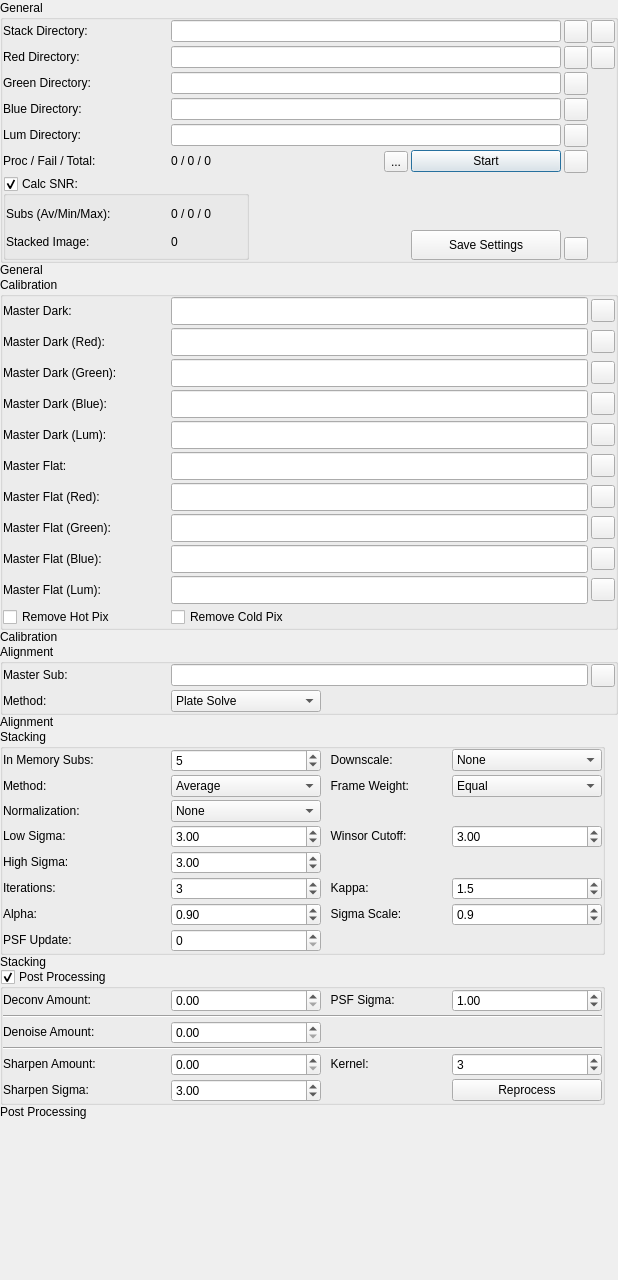
Above: kstars/fitsviewer/livestacking.ui from C-EO/kstars before the change. Below: the same form after it.
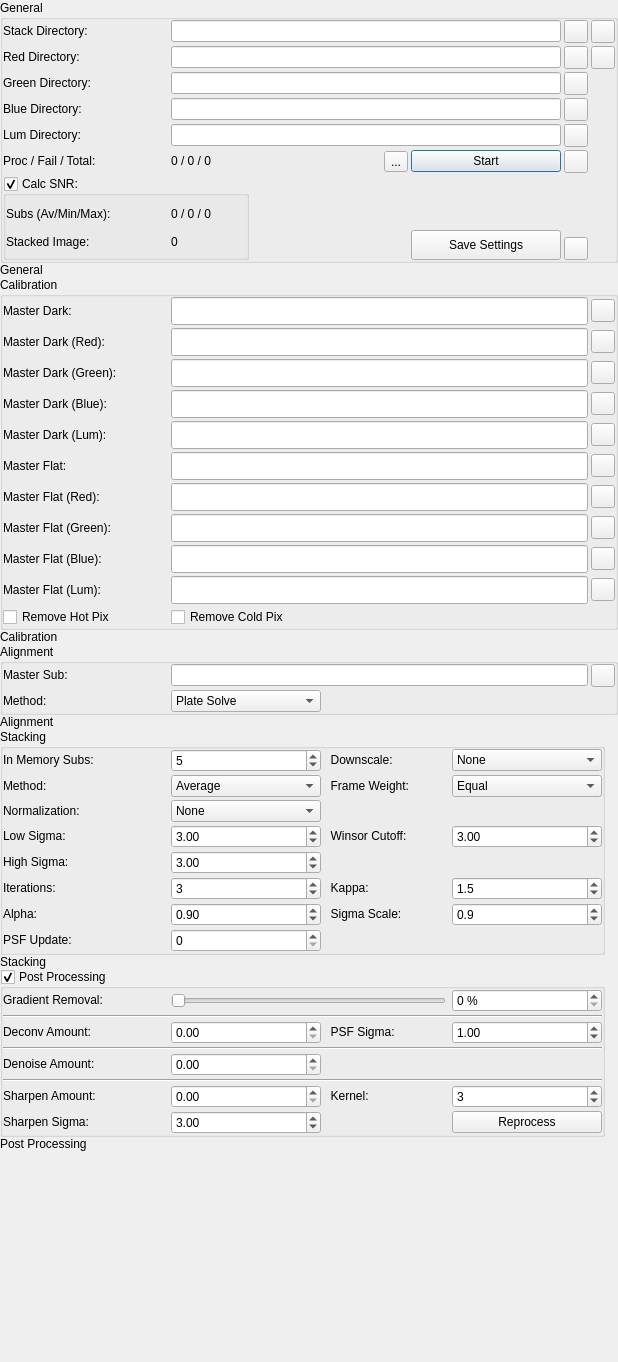
That is the form after the change. Icons and pictures are not drawn. Custom widgets are drawn as their Qt base class.

Commit message:
Live Stacker Gradient Removal
Added a gradient removal option to post processing in Live Stacker.

```diff
--- a/kstars/fitsviewer/livestacking.ui
+++ b/kstars/fitsviewer/livestacking.ui
@@ -7,7 +7,7 @@
     <x>0</x>
     <y>0</y>
     <width>618</width>
-    <height>1280</height>
+    <height>1362</height>
    </rect>
   </property>
   <property name="sizePolicy">
@@ -1777,190 +1777,8 @@
            <property name="spacing">
             <number>3</number>
            </property>
-           <item row="2" column="0">
-            <widget class="QLabel" name="DenoiseLabel">
-             <property name="sizePolicy">
-              <sizepolicy hsizetype="Fixed" vsizetype="Fixed">
-               <horstretch>0</horstretch>
-               <verstretch>0</verstretch>
-              </sizepolicy>
-             </property>
-             <property name="minimumSize">
-              <size>
-               <width>165</width>
-               <height>0</height>
-              </size>
-             </property>
-             <property name="toolTip">
-              <string>&lt;html&gt;&lt;head/&gt;&lt;body&gt;&lt;p&gt;Amount of denoise to apply. Larger values apply more denoising.&lt;/p&gt;&lt;p&gt;Set to 0 to skip denoising&lt;/p&gt;&lt;/body&gt;&lt;/html&gt;</string>
-             </property>
-             <property name="text">
-              <string>Denoise Amount:</string>
-             </property>
-             <property name="buddy">
-              <cstring>DenoiseAmt</cstring>
-             </property>
-            </widget>
-           </item>
-           <item row="4" column="3">
-            <widget class="QSpinBox" name="SharpenKernal">
-             <property name="sizePolicy">
-              <sizepolicy hsizetype="Fixed" vsizetype="Fixed">
-               <horstretch>0</horstretch>
-               <verstretch>0</verstretch>
-              </sizepolicy>
-             </property>
-             <property name="minimumSize">
-              <size>
-               <width>150</width>
-               <height>0</height>
-              </size>
-             </property>
-             <property name="toolTip">
-              <string>&lt;html&gt;&lt;head/&gt;&lt;body&gt;&lt;p&gt;Sharpen kernal size.&lt;/p&gt;&lt;/body&gt;&lt;/html&gt;</string>
-             </property>
-             <property name="minimum">
-              <number>1</number>
-             </property>
-             <property name="singleStep">
-              <number>2</number>
-             </property>
-             <property name="value">
-              <number>3</number>
-             </property>
-            </widget>
-           </item>
-           <item row="0" column="1">
-            <widget class="QDoubleSpinBox" name="DeconvAmt">
-             <property name="sizePolicy">
-              <sizepolicy hsizetype="Fixed" vsizetype="Fixed">
-               <horstretch>0</horstretch>
-               <verstretch>0</verstretch>
-              </sizepolicy>
-             </property>
-             <property name="minimumSize">
-              <size>
-               <width>150</width>
-               <height>0</height>
-              </size>
-             </property>
-             <property name="toolTip">
-              <string>&lt;html&gt;&lt;head/&gt;&lt;body&gt;&lt;p&gt;Amount of Wiener Deconvolution to apply in the range 0 to 1. The feature blends this amount of the deconvolved image with (1 - amount) of the original image.&lt;/p&gt;&lt;p&gt;Set to 0 to switch deconvolution off.&lt;/p&gt;&lt;/body&gt;&lt;/html&gt;</string>
-             </property>
-             <property name="maximum">
-              <double>1.000000000000000</double>
-             </property>
-             <property name="singleStep">
-              <double>0.100000000000000</double>
-             </property>
-            </widget>
-           </item>
-           <item row="2" column="1">
-            <widget class="QDoubleSpinBox" name="DenoiseAmt">
-             <property name="sizePolicy">
-              <sizepolicy hsizetype="Fixed" vsizetype="Fixed">
-               <horstretch>0</horstretch>
-               <verstretch>0</verstretch>
-              </sizepolicy>
-             </property>
-             <property name="minimumSize">
-              <size>
-               <width>150</width>
-               <height>0</height>
-              </size>
-             </property>
-             <property name="toolTip">
-              <string>&lt;html&gt;&lt;head/&gt;&lt;body&gt;&lt;p&gt;Amount of denoise to apply. Larger values apply more denoising.&lt;/p&gt;&lt;p&gt;Set to 0 to skip denoising&lt;/p&gt;&lt;/body&gt;&lt;/html&gt;</string>
-             </property>
-             <property name="maximum">
-              <double>1.000000000000000</double>
-             </property>
-            </widget>
-           </item>
-           <item row="1" column="0" colspan="4">
-            <widget class="Line" name="line">
-             <property name="orientation">
-              <enum>Qt::Horizontal</enum>
-             </property>
-            </widget>
-           </item>
-           <item row="4" column="2">
-            <widget class="QLabel" name="SharpenKernalLabel">
-             <property name="sizePolicy">
-              <sizepolicy hsizetype="Fixed" vsizetype="Fixed">
-               <horstretch>0</horstretch>
-               <verstretch>0</verstretch>
-              </sizepolicy>
-             </property>
-             <property name="minimumSize">
-              <size>
-               <width>125</width>
-               <height>0</height>
-              </size>
-             </property>
-             <property name="toolTip">
-              <string>&lt;html&gt;&lt;head/&gt;&lt;body&gt;&lt;p&gt;Sharpen kernal size.&lt;/p&gt;&lt;/body&gt;&lt;/html&gt;</string>
-             </property>
-             <property name="text">
-              <string>  Kernel:</string>
-             </property>
-             <property name="buddy">
-              <cstring>SharpenKernal</cstring>
-             </property>
-            </widget>
-           </item>
-           <item row="6" column="0">
-            <widget class="QLabel" name="SharpenSigmaLabel">
-             <property name="sizePolicy">
-              <sizepolicy hsizetype="Fixed" vsizetype="Fixed">
-               <horstretch>0</horstretch>
-               <verstretch>0</verstretch>
-              </sizepolicy>
-             </property>
-             <property name="minimumSize">
-              <size>
-               <width>165</width>
-               <height>0</height>
-              </size>
-             </property>
-             <property name="toolTip">
-              <string>&lt;html&gt;&lt;head/&gt;&lt;body&gt;&lt;p&gt;Sharpen sigma.&lt;/p&gt;&lt;/body&gt;&lt;/html&gt;</string>
-             </property>
-             <property name="text">
-              <string>Sharpen Sigma:</string>
-             </property>
-             <property name="buddy">
-              <cstring>SharpenSigma</cstring>
-             </property>
-            </widget>
-           </item>
-           <item row="0" column="2">
-            <widget class="QLabel" name="PSFLabel">
-             <property name="sizePolicy">
-              <sizepolicy hsizetype="Fixed" vsizetype="Fixed">
-               <horstretch>0</horstretch>
-               <verstretch>0</verstretch>
-              </sizepolicy>
-             </property>
-             <property name="minimumSize">
-              <size>
-               <width>125</width>
-               <height>0</height>
-              </size>
-             </property>
-             <property name="toolTip">
-              <string>&lt;html&gt;&lt;head/&gt;&lt;body&gt;&lt;p&gt;PSF Sigma to use for Deconvolution&lt;/p&gt;&lt;/body&gt;&lt;/html&gt;</string>
-             </property>
-             <property name="text">
-              <string>  PSF Sigma:</string>
-             </property>
-             <property name="buddy">
-              <cstring>PSFSigma</cstring>
-             </property>
-            </widget>
-           </item>
            <item row="6" column="1">
-            <widget class="QDoubleSpinBox" name="SharpenSigma">
+            <widget class="QDoubleSpinBox" name="SharpenAmt">
              <property name="sizePolicy">
               <sizepolicy hsizetype="Fixed" vsizetype="Fixed">
                <horstretch>0</horstretch>
@@ -1979,12 +1797,9 @@
              <property name="maximum">
               <double>100.000000000000000</double>
              </property>
-             <property name="value">
-              <double>3.000000000000000</double>
-             </property>
             </widget>
            </item>
-           <item row="4" column="0">
+           <item row="6" column="0">
             <widget class="QLabel" name="SharpenLabel">
              <property name="sizePolicy">
               <sizepolicy hsizetype="Fixed" vsizetype="Fixed">
@@ -2009,7 +1824,82 @@
              </property>
             </widget>
            </item>
+           <item row="2" column="3">
+            <widget class="QDoubleSpinBox" name="PSFSigma">
+             <property name="sizePolicy">
+              <sizepolicy hsizetype="Fixed" vsizetype="Fixed">
+               <horstretch>0</horstretch>
+               <verstretch>0</verstretch>
+              </sizepolicy>
+             </property>
+             <property name="minimumSize">
+              <size>
+               <width>150</width>
+               <height>0</height>
+              </size>
+             </property>
+             <property name="toolTip">
+              <string>&lt;html&gt;&lt;head/&gt;&lt;body&gt;&lt;p&gt;PSF Sigma to use for Deconvolution&lt;/p&gt;&lt;/body&gt;&lt;/html&gt;</string>
+             </property>
+             <property name="maximum">
+              <double>10.000000000000000</double>
+             </property>
+             <property name="value">
+              <double>1.000000000000000</double>
+             </property>
+            </widget>
+           </item>
+           <item row="2" column="2">
+            <widget class="QLabel" name="PSFLabel">
+             <property name="sizePolicy">
+              <sizepolicy hsizetype="Fixed" vsizetype="Fixed">
+               <horstretch>0</horstretch>
+               <verstretch>0</verstretch>
+              </sizepolicy>
+             </property>
+             <property name="minimumSize">
+              <size>
+               <width>125</width>
+               <height>0</height>
+              </size>
+             </property>
+             <property name="toolTip">
+              <string>&lt;html&gt;&lt;head/&gt;&lt;body&gt;&lt;p&gt;PSF Sigma to use for Deconvolution&lt;/p&gt;&lt;/body&gt;&lt;/html&gt;</string>
+             </property>
+             <property name="text">
+              <string>  PSF Sigma:</string>
+             </property>
+             <property name="buddy">
+              <cstring>PSFSigma</cstring>
+             </property>
+            </widget>
+           </item>
            <item row="0" column="0">
+            <widget class="QLabel" name="gradientLabel">
+             <property name="sizePolicy">
+              <sizepolicy hsizetype="Fixed" vsizetype="Fixed">
+               <horstretch>0</horstretch>
+               <verstretch>0</verstretch>
+              </sizepolicy>
+             </property>
+             <property name="minimumSize">
+              <size>
+               <width>165</width>
+               <height>0</height>
+              </size>
+             </property>
+             <property name="toolTip">
+              <string>&lt;html&gt;&lt;head/&gt;&lt;body&gt;&lt;p&gt;Percentage of Gradient Removal to apply.&lt;/p&gt;&lt;p&gt;Set to 0 to switch off.&lt;/p&gt;&lt;/body&gt;&lt;/html&gt;</string>
+             </property>
+             <property name="text">
+              <string>Gradient Removal:</string>
+             </property>
+             <property name="buddy">
+              <cstring>GradientAmt</cstring>
+             </property>
+            </widget>
+           </item>
+           <item row="2" column="0">
             <widget class="QLabel" name="DeconvLabel">
              <property name="sizePolicy">
               <sizepolicy hsizetype="Fixed" vsizetype="Fixed">
@@ -2034,33 +1924,8 @@
              </property>
             </widget>
            </item>
-           <item row="0" column="3">
-            <widget class="QDoubleSpinBox" name="PSFSigma">
-             <property name="sizePolicy">
-              <sizepolicy hsizetype="Fixed" vsizetype="Fixed">
-               <horstretch>0</horstretch>
-               <verstretch>0</verstretch>
-              </sizepolicy>
-             </property>
-             <property name="minimumSize">
-              <size>
-               <width>150</width>
-               <height>0</height>
-              </size>
-             </property>
-             <property name="toolTip">
-              <string>&lt;html&gt;&lt;head/&gt;&lt;body&gt;&lt;p&gt;PSF Sigma to use for Deconvolution&lt;/p&gt;&lt;/body&gt;&lt;/html&gt;</string>
-             </property>
-             <property name="maximum">
-              <double>10.000000000000000</double>
-             </property>
-             <property name="value">
-              <double>1.000000000000000</double>
-             </property>
-            </widget>
-           </item>
            <item row="4" column="1">
-            <widget class="QDoubleSpinBox" name="SharpenAmt">
+            <widget class="QDoubleSpinBox" name="DenoiseAmt">
              <property name="sizePolicy">
               <sizepolicy hsizetype="Fixed" vsizetype="Fixed">
                <horstretch>0</horstretch>
@@ -2077,18 +1942,43 @@
               <string>&lt;html&gt;&lt;head/&gt;&lt;body&gt;&lt;p&gt;Amount of sharpening to apply. Larger values apply more sharpening.&lt;/p&gt;&lt;p&gt;Set to 0 to skip sharpening.&lt;/p&gt;&lt;/body&gt;&lt;/html&gt;</string>
              </property>
              <property name="maximum">
-              <double>100.000000000000000</double>
+              <double>1.000000000000000</double>
              </property>
             </widget>
            </item>
            <item row="3" column="0" colspan="4">
-            <widget class="Line" name="line_2">
+            <widget class="Line" name="line">
              <property name="orientation">
               <enum>Qt::Horizontal</enum>
              </property>
             </widget>
            </item>
-           <item row="6" column="3">
+           <item row="8" column="0">
+            <widget class="QLabel" name="SharpenSigmaLabel">
+             <property name="sizePolicy">
+              <sizepolicy hsizetype="Fixed" vsizetype="Fixed">
+               <horstretch>0</horstretch>
+               <verstretch>0</verstretch>
+              </sizepolicy>
+             </property>
+             <property name="minimumSize">
+              <size>
+               <width>165</width>
+               <height>0</height>
+              </size>
+             </property>
+             <property name="toolTip">
+              <string>&lt;html&gt;&lt;head/&gt;&lt;body&gt;&lt;p&gt;Sharpen sigma.&lt;/p&gt;&lt;/body&gt;&lt;/html&gt;</string>
+             </property>
+             <property name="text">
+              <string>Sharpen Sigma:</string>
+             </property>
+             <property name="buddy">
+              <cstring>SharpenSigma</cstring>
+             </property>
+            </widget>
+           </item>
+           <item row="8" column="3">
             <widget class="QPushButton" name="ReprocessB">
              <property name="sizePolicy">
               <sizepolicy hsizetype="Fixed" vsizetype="Fixed">
@@ -2110,6 +2000,207 @@
              </property>
             </widget>
            </item>
+           <item row="5" column="0" colspan="4">
+            <widget class="Line" name="line_2">
+             <property name="orientation">
+              <enum>Qt::Horizontal</enum>
+             </property>
+            </widget>
+           </item>
+           <item row="6" column="3">
+            <widget class="QSpinBox" name="SharpenKernal">
+             <property name="sizePolicy">
+              <sizepolicy hsizetype="Fixed" vsizetype="Fixed">
+               <horstretch>0</horstretch>
+               <verstretch>0</verstretch>
+              </sizepolicy>
+             </property>
+             <property name="minimumSize">
+              <size>
+               <width>150</width>
+               <height>0</height>
+              </size>
+             </property>
+             <property name="toolTip">
+              <string>&lt;html&gt;&lt;head/&gt;&lt;body&gt;&lt;p&gt;Sharpen kernal size.&lt;/p&gt;&lt;/body&gt;&lt;/html&gt;</string>
+             </property>
+             <property name="minimum">
+              <number>1</number>
+             </property>
+             <property name="singleStep">
+              <number>2</number>
+             </property>
+             <property name="value">
+              <number>3</number>
+             </property>
+            </widget>
+           </item>
+           <item row="0" column="1" colspan="2">
+            <widget class="QSlider" name="GradientAmt">
+             <property name="sizePolicy">
+              <sizepolicy hsizetype="Fixed" vsizetype="Fixed">
+               <horstretch>0</horstretch>
+               <verstretch>0</verstretch>
+              </sizepolicy>
+             </property>
+             <property name="minimumSize">
+              <size>
+               <width>275</width>
+               <height>0</height>
+              </size>
+             </property>
+             <property name="toolTip">
+              <string>&lt;html&gt;&lt;head/&gt;&lt;body&gt;&lt;p&gt;Percentage of Gradient Removal to apply.&lt;/p&gt;&lt;p&gt;Set to 0 to switch off.&lt;/p&gt;&lt;/body&gt;&lt;/html&gt;</string>
+             </property>
+             <property name="maximum">
+              <number>100</number>
+             </property>
+             <property name="value">
+              <number>0</number>
+             </property>
+             <property name="orientation">
+              <enum>Qt::Horizontal</enum>
+             </property>
+             <property name="invertedAppearance">
+              <bool>false</bool>
+             </property>
+             <property name="tickPosition">
+              <enum>QSlider::NoTicks</enum>
+             </property>
+            </widget>
+           </item>
+           <item row="4" column="0">
+            <widget class="QLabel" name="DenoiseLabel">
+             <property name="sizePolicy">
+              <sizepolicy hsizetype="Fixed" vsizetype="Fixed">
+               <horstretch>0</horstretch>
+               <verstretch>0</verstretch>
+              </sizepolicy>
+             </property>
+             <property name="minimumSize">
+              <size>
+               <width>165</width>
+               <height>0</height>
+              </size>
+             </property>
+             <property name="toolTip">
+              <string>&lt;html&gt;&lt;head/&gt;&lt;body&gt;&lt;p&gt;Amount of denoise to apply. Larger values apply more denoising.&lt;/p&gt;&lt;p&gt;Set to 0 to skip denoising&lt;/p&gt;&lt;/body&gt;&lt;/html&gt;</string>
+             </property>
+             <property name="text">
+              <string>Denoise Amount:</string>
+             </property>
+             <property name="buddy">
+              <cstring>DenoiseAmt</cstring>
+             </property>
+            </widget>
+           </item>
+           <item row="2" column="1">
+            <widget class="QDoubleSpinBox" name="DeconvAmt">
+             <property name="sizePolicy">
+              <sizepolicy hsizetype="Fixed" vsizetype="Fixed">
+               <horstretch>0</horstretch>
+               <verstretch>0</verstretch>
+              </sizepolicy>
+             </property>
+             <property name="minimumSize">
+              <size>
+               <width>150</width>
+               <height>0</height>
+              </size>
+             </property>
+             <property name="toolTip">
+              <string>&lt;html&gt;&lt;head/&gt;&lt;body&gt;&lt;p&gt;Amount of Wiener Deconvolution to apply in the range 0 to 1. The feature blends this amount of the deconvolved image with (1 - amount) of the original image.&lt;/p&gt;&lt;p&gt;Set to 0 to switch deconvolution off.&lt;/p&gt;&lt;/body&gt;&lt;/html&gt;</string>
+             </property>
+             <property name="maximum">
+              <double>1.000000000000000</double>
+             </property>
+             <property name="singleStep">
+              <double>0.100000000000000</double>
+             </property>
+            </widget>
+           </item>
+           <item row="8" column="1">
+            <widget class="QDoubleSpinBox" name="SharpenSigma">
+             <property name="sizePolicy">
+              <sizepolicy hsizetype="Fixed" vsizetype="Fixed">
+               <horstretch>0</horstretch>
+               <verstretch>0</verstretch>
+              </sizepolicy>
+             </property>
+             <property name="minimumSize">
+              <size>
+               <width>150</width>
+               <height>0</height>
+              </size>
+             </property>
+             <property name="toolTip">
+              <string>&lt;html&gt;&lt;head/&gt;&lt;body&gt;&lt;p&gt;Sharpen sigma.&lt;/p&gt;&lt;/body&gt;&lt;/html&gt;</string>
+             </property>
+             <property name="maximum">
+              <double>100.000000000000000</double>
+             </property>
+             <property name="value">
+              <double>3.000000000000000</double>
+             </property>
+            </widget>
+           </item>
+           <item row="6" column="2">
+            <widget class="QLabel" name="SharpenKernalLabel">
+             <property name="sizePolicy">
+              <sizepolicy hsizetype="Fixed" vsizetype="Fixed">
+               <horstretch>0</horstretch>
+               <verstretch>0</verstretch>
+              </sizepolicy>
+             </property>
+             <property name="minimumSize">
+              <size>
+               <width>125</width>
+               <height>0</height>
+              </size>
+             </property>
+             <property name="toolTip">
+              <string>&lt;html&gt;&lt;head/&gt;&lt;body&gt;&lt;p&gt;Sharpen kernal size.&lt;/p&gt;&lt;/body&gt;&lt;/html&gt;</string>
+             </property>
+             <property name="text">
+              <string>  Kernel:</string>
+             </property>
+             <property name="buddy">
+              <cstring>SharpenKernal</cstring>
+             </property>
+            </widget>
+           </item>
+           <item row="0" column="3">
+            <widget class="QSpinBox" name="GradientSpin">
+             <property name="sizePolicy">
+              <sizepolicy hsizetype="Fixed" vsizetype="Fixed">
+               <horstretch>0</horstretch>
+               <verstretch>0</verstretch>
+              </sizepolicy>
+             </property>
+             <property name="minimumSize">
+              <size>
+               <width>150</width>
+               <height>0</height>
+              </size>
+             </property>
+             <property name="toolTip">
+              <string>&lt;html&gt;&lt;head/&gt;&lt;body&gt;&lt;p&gt;Percentage of Gradient Removal to apply.&lt;/p&gt;&lt;p&gt;Set to 0 to switch off.&lt;/p&gt;&lt;/body&gt;&lt;/html&gt;</string>
+             </property>
+             <property name="suffix">
+              <string> %</string>
+             </property>
+             <property name="maximum">
+              <number>100</number>
+             </property>
+            </widget>
+           </item>
+           <item row="1" column="0" colspan="4">
+            <widget class="Line" name="line_3">
+             <property name="orientation">
+              <enum>Qt::Horizontal</enum>
+             </property>
+            </widget>
+           </item>
           </layout>
          </widget>
         </item>
```
Left out of the diff: 6 changed lines with no effect on the pictures. The commit also changes 6 other files.
